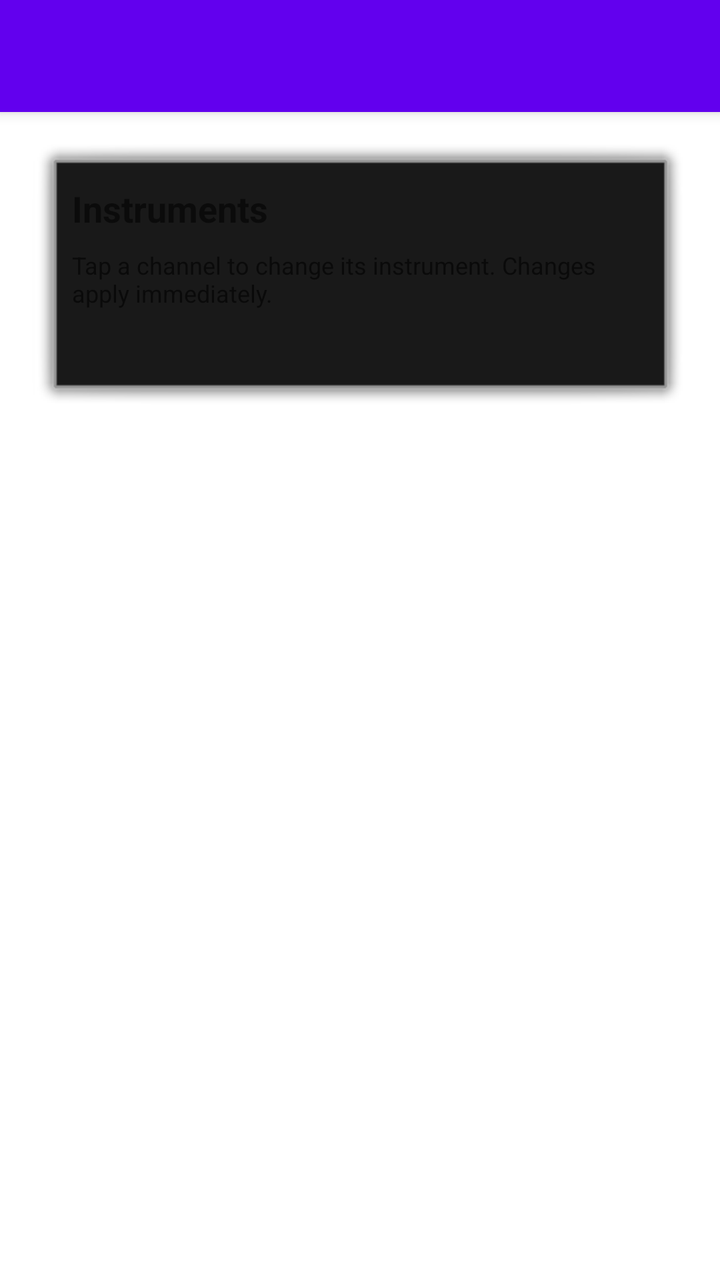
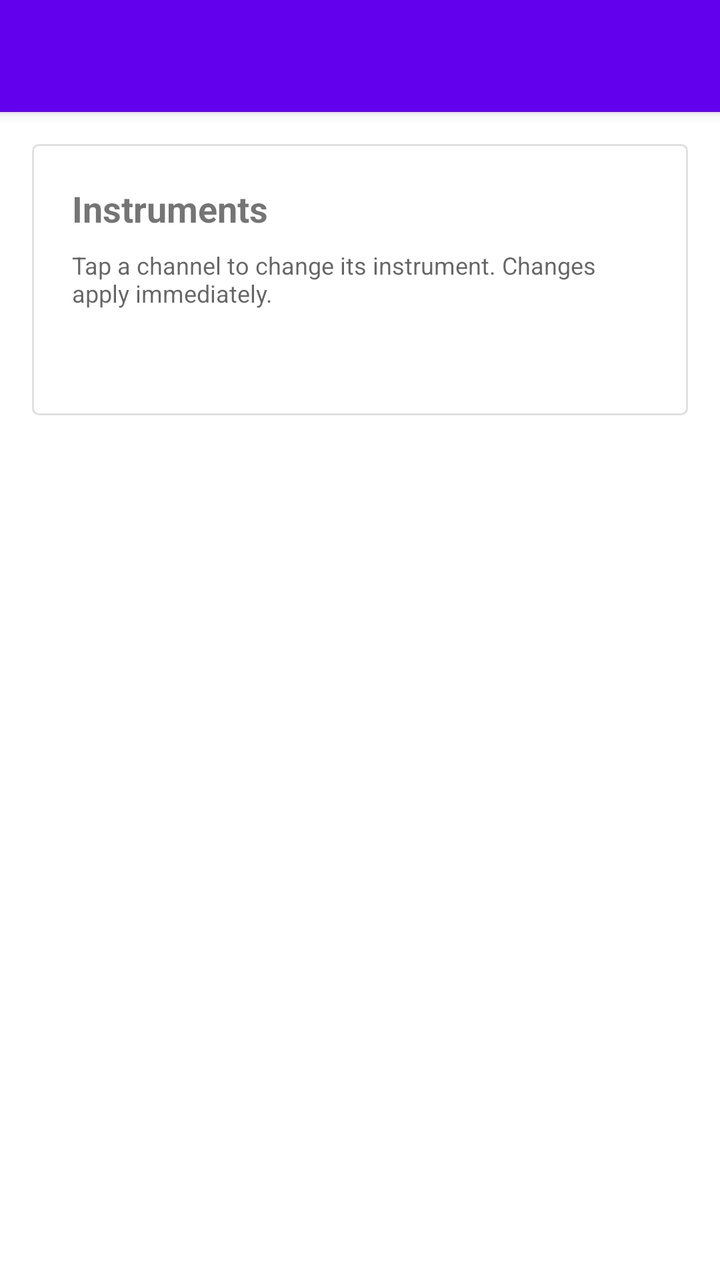

Compare the two renders of this Android layout. The source of the first and the diff that turns it into the second are given below.
<!-- AndroidManifest.xml: application theme Theme.PianoSequencer -->
<!-- res/layout/activity_instruments.xml -->
<?xml version="1.0" encoding="utf-8"?>
<LinearLayout xmlns:android="http://schemas.android.com/apk/res/android"
    android:layout_width="match_parent"
    android:layout_height="match_parent"
    android:orientation="vertical"
    android:background="?attr/colorBackgroundFloating">

    <androidx.appcompat.widget.Toolbar
        android:id="@+id/toolbar"
        android:layout_width="match_parent"
        android:layout_height="?attr/actionBarSize"
        android:background="?attr/colorPrimary"
        android:elevation="4dp"
        android:title="@string/instruments_title"
        android:titleTextColor="@android:color/white" />

    <ScrollView
        android:layout_width="match_parent"
        android:layout_height="match_parent"
        android:clipToPadding="false"
        android:paddingBottom="32dp">

        <LinearLayout
            android:layout_width="match_parent"
            android:layout_height="wrap_content"
            android:orientation="vertical"
            android:paddingHorizontal="16dp"
            android:paddingTop="16dp">

            
            <LinearLayout
                android:layout_width="match_parent"
                android:layout_height="wrap_content"
                android:orientation="vertical"
                android:padding="20dp"
                android:background="@android:drawable/dialog_frame"
                android:layout_marginBottom="16dp">

                <TextView
                    android:layout_width="wrap_content"
                    android:layout_height="wrap_content"
                    android:text="@string/instruments_title"
                    android:textSize="18sp"
                    android:textStyle="bold"
                    android:layout_marginBottom="8dp" />

                <TextView
                    android:id="@+id/tvHint"
                    android:layout_width="match_parent"
                    android:layout_height="wrap_content"
                    android:text="@string/instrument_hint"
                    android:textSize="12sp"
                    android:textColor="?attr/colorControlNormal" />

                <View
                    android:layout_width="match_parent"
                    android:layout_height="1dp"
                    android:layout_marginTop="16dp"
                    android:layout_marginBottom="16dp"
                    android:background="?attr/colorControlNormal" />

                
                <LinearLayout
                    android:id="@+id/channelList"
                    android:layout_width="match_parent"
                    android:layout_height="wrap_content"
                    android:orientation="vertical" />

            </LinearLayout>

        </LinearLayout>
    </ScrollView>

</LinearLayout>
<!-- resources referenced by this layout -->
<resources>
  <string name="instrument_hint">Tap a channel to change its instrument. Changes apply immediately.</string>
  <string name="instruments_title">Instruments</string>
  <style name="Theme.PianoSequencer" parent="Theme.MaterialComponents.Light.NoActionBar" />
</resources>

<!-- the commit's change to res/layout/activity_instruments.xml (unified diff, before → after) -->
@@ -33,7 +33,7 @@
                 android:layout_height="wrap_content"
                 android:orientation="vertical"
                 android:padding="20dp"
-                android:background="@android:drawable/dialog_frame"
+                android:background="@drawable/card_frame"
                 android:layout_marginBottom="16dp">
 
                 <TextView
<!-- resource entries referenced after the edit -->
@@ -1,5 +1,15 @@
 <!-- resources referenced by this layout -->
 <resources>
+  <!-- drawable card_frame (drawable) -->
+  <?xml version="1.0" encoding="utf-8"?>
+  <shape xmlns:android="http://schemas.android.com/apk/res/android"
+      android:shape="rectangle">
+      <solid android:color="@android:color/white" />
+      <stroke
+          android:width="1dp"
+          android:color="#1F000000" />
+      <corners android:radius="3dp" />
+  </shape>
   <string name="instrument_hint">Tap a channel to change its instrument. Changes apply immediately.</string>
   <string name="instruments_title">Instruments</string>
   <style name="Theme.PianoSequencer" parent="Theme.MaterialComponents.Light.NoActionBar" />
